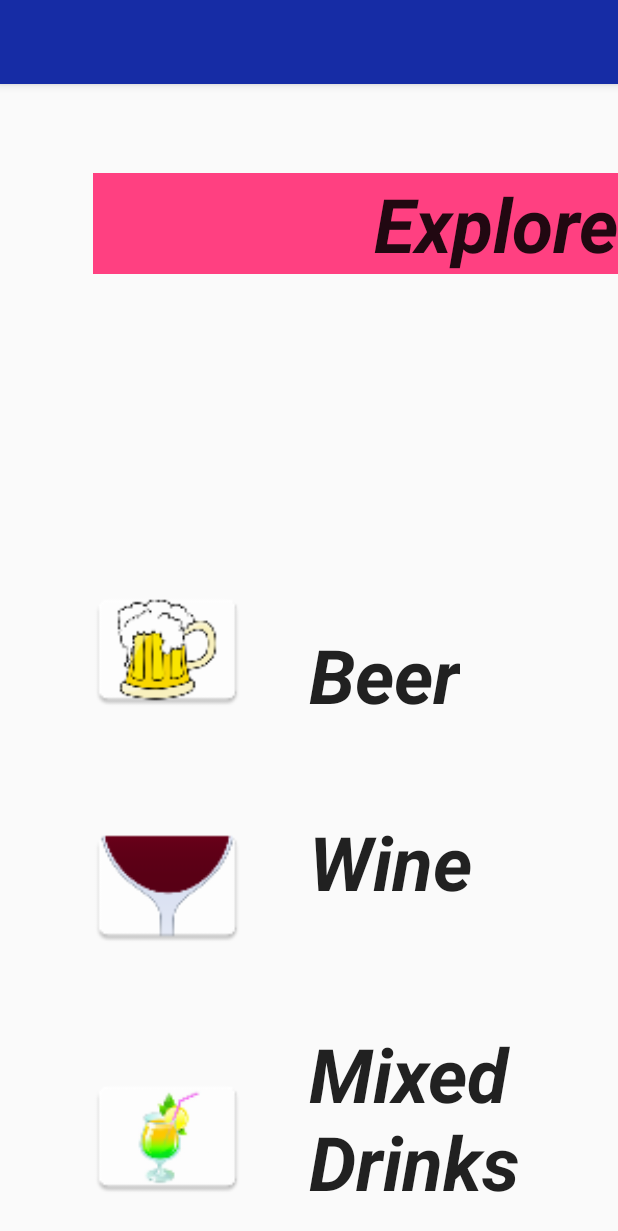
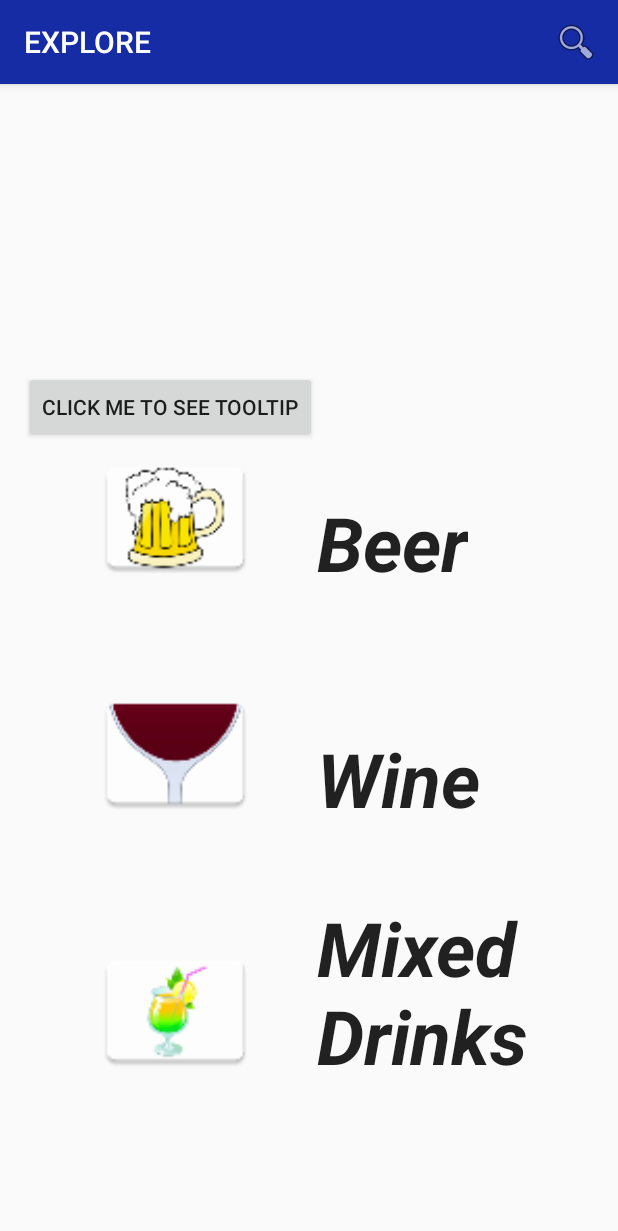
Before and after one commit to Keyner32/Project-2, an Android app: the Explore screen opened directly, with no data from a screen before it, on a phone screen of 412 x 824 dp. Shown: the top 1231 px of the screen. Run offline under Robolectric (Android 15) with nearby library versions, the light colour scheme and no system bars.

Commit message:
search bar added to explore activity

```diff
--- a/app/src/main/java/com/example/gabekeyner/project_2/Explore.java
+++ b/app/src/main/java/com/example/gabekeyner/project_2/Explore.java
@@ -1,9 +1,16 @@
 package com.example.gabekeyner.project_2;
 
+import android.app.SearchManager;
+import android.content.Context;
+import android.content.Intent;
 import android.os.Bundle;
 import android.support.v7.app.AppCompatActivity;
+import android.support.v7.widget.SearchView;
+import android.view.Menu;
+import android.view.MenuInflater;
 import android.view.View;
 import android.widget.Button;
+import android.widget.Toast;
 
 public class Explore extends AppCompatActivity implements View.OnClickListener {
 
@@ -19,6 +26,8 @@ public class Explore extends AppCompatActivity implements View.OnClickListener {
         beerBtn.setOnClickListener(this);
         wineBtn.setOnClickListener(this);
         mixedDrinkBtn.setOnClickListener(this);
+
+        handleIntent(getIntent());
     }
 
     @Override
@@ -44,4 +53,31 @@ public class Explore extends AppCompatActivity implements View.OnClickListener {
 //                break;
         }
     }
+
+    @Override
+    public boolean onCreateOptionsMenu(Menu menu) {
+        MenuInflater inflater = getMenuInflater();
+        inflater.inflate(R.menu.options_menu, menu);
+
+        SearchManager searchManager = (SearchManager) getSystemService(Context.SEARCH_SERVICE);
+
+        SearchView searchView = (SearchView) menu.findItem(R.id.search).getActionView();
+
+        searchView.setSearchableInfo(searchManager.getSearchableInfo(getComponentName()));
+
+        return true;
+    }
+
+    @Override
+    protected void onNewIntent(Intent intent) {
+        handleIntent(intent);
+    }
+
+    private void handleIntent(Intent intent) {
+
+        if (Intent.ACTION_SEARCH.equals(intent.getAction())) {
+            String query = intent.getStringExtra(SearchManager.QUERY);
+            Toast.makeText(Explore.this,"Searching for "+query,Toast.LENGTH_SHORT).show();
+        }
+    }
 }
--- a/app/src/main/res/layout/activity_explore.xml
+++ b/app/src/main/res/layout/activity_explore.xml
@@ -4,26 +4,20 @@
     xmlns:tools="http://schemas.android.com/tools"
     android:layout_width="match_parent"
     android:layout_height="match_parent"
-    android:paddingBottom="@dimen/activity_vertical_margin"
-    android:paddingLeft="@dimen/activity_horizontal_margin"
+    android:paddingBottom="100dp"
+    android:paddingRight="@dimen/activity_horizontal_margin"
     android:paddingTop="@dimen/activity_vertical_margin"
     tools:context="com.example.gabekeyner.project_2.Explore"
     >
 
-    <TextView
-        android:layout_width="350dp"
+    <Button
+        android:id="@+id/anchor_view"
+        android:layout_width="wrap_content"
         android:layout_height="wrap_content"
-        android:textAppearance="?android:attr/textAppearanceLarge"
-        android:text="@string/explore"
-        android:id="@+id/explore_drinks"
-        android:layout_marginTop="43dp"
-        android:textStyle="bold|italic"
-        android:textSize="50sp"
-        android:textAlignment="textEnd"
-        android:background="@color/colorAccent"
-        android:layout_alignParentTop="true"
-        android:layout_alignParentEnd="true"/>
-
+        android:onClick="onClick"
+        android:text="Click me to see tooltip"
+        android:layout_above="@+id/beerBtn"
+        android:layout_toStartOf="@+id/wineView"/>
     <Button
         android:layout_width="100dp"
         android:layout_height="100dp"
@@ -50,9 +44,10 @@
         android:layout_height="100dp"
         android:background="@mipmap/ic_launcher_wine"
         android:id="@+id/wineBtn"
-        android:layout_marginBottom="41dp"
+        android:layout_marginStart="67dp"
         android:layout_above="@+id/MixedView"
-        android:layout_alignStart="@+id/explore_drinks"/>
+        android:layout_alignParentStart="true"
+        android:layout_marginBottom="45dp"/>
     <TextView
         android:layout_width="wrap_content"
         android:layout_height="wrap_content"
@@ -61,7 +56,7 @@
         android:textSize="50sp"
         android:id="@+id/wineView"
         android:textStyle="bold|italic"
-        android:layout_alignTop="@+id/wineBtn"
+        android:layout_alignBottom="@+id/wineBtn"
         android:layout_alignStart="@+id/BeerView"/>
     <Button
         android:layout_width="100dp"
--- /dev/null
+++ b/app/src/main/res/menu/options_menu.xml
@@ -0,0 +1,11 @@
+<?xml version="1.0" encoding="utf-8"?>
+<menu xmlns:android="http://schemas.android.com/apk/res/android"
+      xmlns:app="http://schemas.android.com/apk/res-auto">
+    <item
+        android:id="@+id/search"
+        android:icon="@android:drawable/ic_menu_search"
+        android:title="Search"
+        app:actionViewClass="android.support.v7.widget.SearchView"
+        app:showAsAction="collapseActionView|ifRoom"/>
+
+</menu>
--- a/app/src/main/res/values/strings.xml
+++ b/app/src/main/res/values/strings.xml
@@ -1,11 +1,12 @@
 <resources>
     <string name="app_name">Project-2</string>
     <string name="action_settings">Settings</string>
-    <string name="my_drinks">My Drinks</string>
-    <string name="explore">Explore</string>
+    <string name="my_drinks">MY DRINKS</string>
+    <string name="explore">EXPLORE</string>
     <string name="beer">Beers</string>
     <string name="wines">Wines</string>
     <string name="mixed_drinks">Mixed Drinks</string>
+    <string name="Search_Hint">Search For A Drink</string>
 
 
 </resources>
--- /dev/null
+++ b/app/src/main/res/xml/searchable.xml
@@ -0,0 +1,6 @@
+<?xml version="1.0" encoding="utf-8"?>
+<searchable xmlns:android="http://schemas.android.com/apk/res/android"
+    android:label="@string/app_name"
+    android:hint="@string/Search_Hint">
+
+</searchable>
```
Also changed, not shown: app/src/main/AndroidManifest.xml (+14 -2 lines), app/src/main/java/com/example/gabekeyner/project_2/MainActivity.java (+25 -0 lines), app/src/main/res/layout/activity_my_drinks.xml (+3 -15 lines), app/src/main/res/menu/menu_main.xml (deleted, +0 -10 lines).
